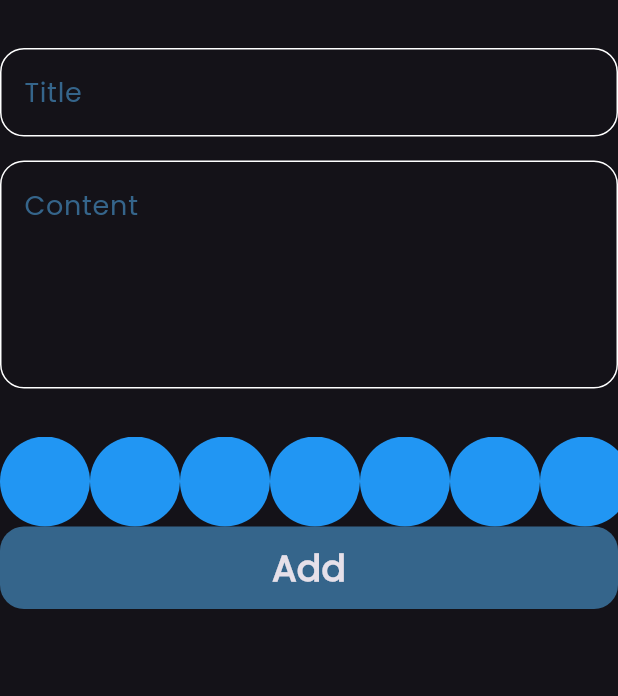
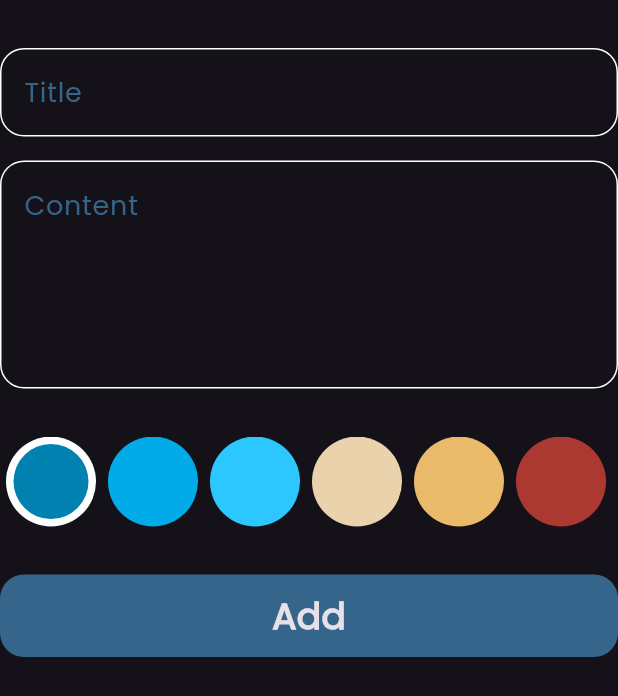
Before and after one commit to Seedrahelal/notes_app, a Flutter app: the AddNoteForm widget shown alone on an empty page, opened directly, on a phone screen of 412 x 824 dp. Shown: the top 696 px of the screen. Run offline on Flutter 3.47's test engine with Material 3 defaults, Android fonts, the phone set to English and light mode, and no system bars; our stand-ins replace bloc, flutter_bloc, font_awesome_flutter, hive, hive_flutter; accounts and stored records are empty.

Commit message:
color list view part 2

```diff
--- a/lib/widgets/add_note_form.dart
+++ b/lib/widgets/add_note_form.dart
@@ -45,6 +45,7 @@ class _AddNoteFormState extends State<AddNoteForm> {
           ),
           const SizedBox(height: 32),
           const ColorsListView(),
+          const SizedBox(height: 32),
           BlocBuilder<AddNoteCubit, AddNoteState>(
             builder: (context, state) {
               return CustomButton(
--- a/lib/widgets/colors_list_view.dart
+++ b/lib/widgets/colors_list_view.dart
@@ -1,29 +1,68 @@
 import 'package:flutter/material.dart';
 
 class ColorItem extends StatelessWidget {
-  const ColorItem({super.key});
-
+  const ColorItem({super.key, required this.isActive, required this.color});
+  final bool isActive;
+  final Color color;
   @override
   Widget build(BuildContext context) {
-    return const CircleAvatar(
-      radius: 30,
-      backgroundColor: Colors.blue,
-    );
+    return isActive
+        ? CircleAvatar(
+            backgroundColor: Colors.white,
+            radius: 30,
+            child: CircleAvatar(
+              radius: 25,
+              backgroundColor: color,
+            ),
+          )
+        : CircleAvatar(
+            radius: 30,
+            backgroundColor: color,
+          );
   }
 }
 
-class ColorsListView extends StatelessWidget {
+class ColorsListView extends StatefulWidget {
   const ColorsListView({super.key});
 
+  @override
+  State<ColorsListView> createState() => _ColorsListViewState();
+}
+
+class _ColorsListViewState extends State<ColorsListView> {
+  int currentIndex = 0;
+  List<Color> colors = const [
+    Color(0xff0081AF),
+    Color(0xff00ABE7),
+    Color(0xff2DC7FF),
+    Color(0xffEAD2AC),
+    Color(0xffEABA6B),
+    Color(0xffAC3931),
+    Color(0xffE5D352),
+    Color.fromRGBO(82, 2, 82, 1),
+    Color(0xffD9E76C),
+    Color(0xff537D8D),
+    Color(0xff482C3D),
+    Color.fromARGB(255, 17, 117, 29),
+  ];
   @override
   Widget build(BuildContext context) {
     return SizedBox(
       height: 60,
       child: ListView.builder(
-        itemCount: 10,
+        itemCount: colors.length,
         scrollDirection: Axis.horizontal,
         itemBuilder: (context, index) {
-          return const ColorItem();
+          return Padding(
+            padding: const EdgeInsets.symmetric(horizontal: 4),
+            child: GestureDetector(
+                onTap: () {
+                  currentIndex = index;
+                  setState(() {});
+                },
+                child: ColorItem(
+                    color: colors[index], isActive: currentIndex == index)),
+          );
         },
       ),
     );
```
